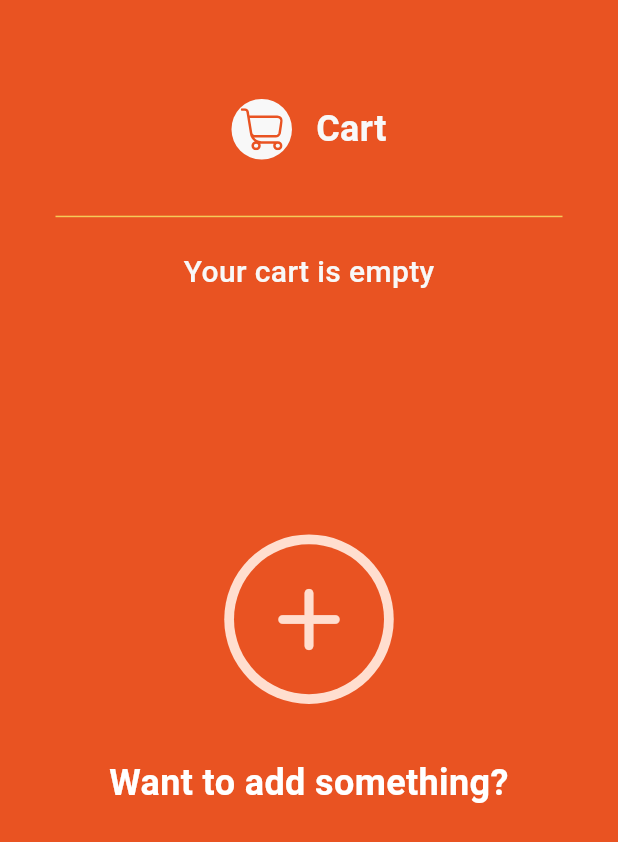
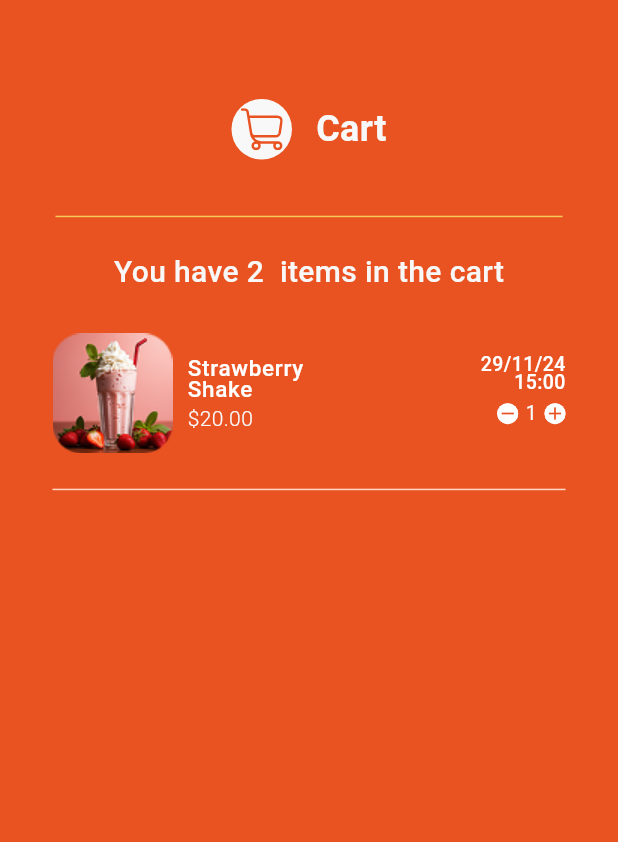
Before and after one commit to Ziad-Tamer11/yum_quick, a Flutter app: the CartView screen opened directly, on a phone screen of 412 x 824 dp. Shown: the top 842 px of the screen. Run offline on Flutter 3.47's test engine with Material 3 defaults, Android fonts, the phone set to English and light mode, and no system bars; our stand-ins replace cloud_firestore, dartz, dots_indicator, equatable, firebase_auth, firebase_core and 7 more; accounts and stored records are empty.

Commit message:
Add Item Cart

```diff
--- a/lib/core/utils/app_images.dart
+++ b/lib/core/utils/app_images.dart
@@ -81,6 +81,10 @@ class Assets {
   /// Assets for imagesIcon3
   /// assets/images/icon_3.svg
   static const String imagesIcon3 = "assets/images/icon_3.svg";
+
+  /// Assets for imagesItemCart
+  /// assets/images/item_cart.png
+  static const String imagesItemCart = "assets/images/item_cart.png";
 
   /// Assets for imagesItemDetails
   /// assets/images/item_details.png
--- a/lib/core/utils/app_text_styles.dart
+++ b/lib/core/utils/app_text_styles.dart
@@ -125,6 +125,14 @@ class TextStyles {
     color: AppColors.primaryFont,
   );
 
+  static TextStyle medium15 = GoogleFonts.leagueSpartan(
+    fontWeight: FontWeight.w500,
+    fontSize: 15,
+    color: AppColors.white,
+    height: 0.93,
+    letterSpacing: 0.45,
+  );
+
   static TextStyle regular20 = GoogleFonts.leagueSpartan(
     fontWeight: FontWeight.w400,
     fontSize: 20,
@@ -135,6 +143,12 @@ class TextStyles {
     fontWeight: FontWeight.w400,
     fontSize: 12,
     color: AppColors.primaryFont,
+  );
+
+  static TextStyle regular13 = GoogleFonts.leagueSpartan(
+    fontWeight: FontWeight.w400,
+    fontSize: 13,
+    color: AppColors.secondaryFont,
   );
 
   static TextStyle bold30 = GoogleFonts.leagueSpartan(
--- a/lib/core/widgets/item_action_button.dart
+++ b/lib/core/widgets/item_action_button.dart
@@ -10,12 +10,14 @@ class ItemActionButton extends StatelessWidget {
     required this.width,
     required this.height,
     this.iconSize,
+    this.iconColor,
   });
   final IconData icon;
   final Color color;
   final VoidCallback onTap;
   final double width, height;
   final double? iconSize;
+  final Color? iconColor;
 
   @override
   Widget build(BuildContext context) {
@@ -34,7 +36,11 @@ class ItemActionButton extends StatelessWidget {
               borderRadius: BorderRadius.circular(12),
             ),
           ),
-          child: Icon((icon), size: iconSize, color: AppColors.secondaryFont),
+          child: Icon(
+            icon,
+            size: iconSize,
+            color: iconColor ?? AppColors.secondaryFont,
+          ),
         ),
       ),
     );
--- a/lib/core/widgets/item_action_buttons.dart
+++ b/lib/core/widgets/item_action_buttons.dart
@@ -10,11 +10,17 @@ class ItemActionButtons extends StatefulWidget {
     required this.height,
     this.iconSize,
     required this.spacing,
+    this.activeColor,
+    this.inactiveColor,
+    this.iconColor,
   });
   final TextStyle textStyle;
   final double width, height;
   final double? iconSize;
   final double spacing;
+  final Color? activeColor;
+  final Color? inactiveColor;
+  final Color? iconColor;
   @override
   State<ItemActionButtons> createState() => _ItemActionButtonsState();
 }
@@ -26,13 +32,16 @@ class _ItemActionButtonsState extends State<ItemActionButtons> {
 
   @override
   Widget build(BuildContext context) {
+    final activeColor = widget.activeColor ?? AppColors.orangeBase;
+    final inactiveColor = widget.inactiveColor ?? AppColors.orangeLight;
     return Row(
       spacing: widget.spacing,
       children: [
         ItemActionButton(
           iconSize: widget.iconSize,
+          iconColor: widget.iconColor,
           icon: Icons.remove,
-          color: quantity > 1 ? AppColors.orangeBase : AppColors.orangeLight,
+          color: quantity > 1 ? activeColor : inactiveColor,
           onTap: () {
             if (quantity > 1) setState(() => quantity--);
           },
@@ -42,10 +51,9 @@ class _ItemActionButtonsState extends State<ItemActionButtons> {
         Text('$quantity', textAlign: TextAlign.center, style: widget.textStyle),
         ItemActionButton(
           iconSize: widget.iconSize,
+          iconColor: widget.iconColor,
           icon: Icons.add,
-          color: quantity < _maxQuantity
-              ? AppColors.orangeBase
-              : AppColors.orangeLight,
+          color: quantity < _maxQuantity ? activeColor : inactiveColor,
           onTap: () {
             if (quantity < _maxQuantity) setState(() => quantity++);
           },
--- a/lib/features/home/presentation/views/widgets/cart_view_body.dart
+++ b/lib/features/home/presentation/views/widgets/cart_view_body.dart
@@ -1,12 +1,12 @@
 import 'package:flutter/material.dart';
 import 'package:yum_quick/features/home/presentation/views/widgets/custom_side_sheet_app_bar.dart';
-import 'package:yum_quick/features/home/presentation/views/widgets/empty_cart_view_body.dart';
+import 'package:yum_quick/features/home/presentation/views/widgets/filled_cart_view_body.dart';
 
 class CartViewBody extends StatelessWidget {
   const CartViewBody({super.key});
 
   @override
   Widget build(BuildContext context) {
-    return Column(children: [CustomSideSheetAppBar(), EmptyCartViewBody()]);
+    return Column(children: [CustomSideSheetAppBar(), FilledCartViewBody()]);
   }
 }
--- /dev/null
+++ b/lib/features/home/presentation/views/widgets/filled_cart_view_body.dart
@@ -0,0 +1,14 @@
+import 'package:flutter/material.dart';
+import 'package:yum_quick/features/home/presentation/views/widgets/item_cart.dart';
+
+class FilledCartViewBody extends StatelessWidget {
+  const FilledCartViewBody({super.key});
+
+  @override
+  Widget build(BuildContext context) {
+    return Padding(
+      padding: const EdgeInsets.symmetric(horizontal: 35),
+      child: Column(children: [ItemCart(), const SizedBox(height: 60)]),
+    );
+  }
+}
--- /dev/null
+++ b/lib/features/home/presentation/views/widgets/item_cart.dart
@@ -0,0 +1,71 @@
+import 'package:flutter/material.dart';
+import 'package:yum_quick/core/utils/app_colors.dart';
+import 'package:yum_quick/core/utils/app_images.dart';
+import 'package:yum_quick/core/utils/app_text_styles.dart';
+import 'package:yum_quick/core/widgets/custom_divider.dart';
+import 'package:yum_quick/core/widgets/item_action_buttons.dart';
+
+class ItemCart extends StatelessWidget {
+  const ItemCart({super.key});
+
+  @override
+  Widget build(BuildContext context) {
+    return Column(
+      children: [
+        Text(
+          'You have 2  items in the cart',
+          style: TextStyles.medium20.copyWith(color: AppColors.secondaryFont),
+        ),
+        const SizedBox(height: 26),
+        Row(
+          children: [
+            Image.asset(Assets.imagesItemCart),
+            const SizedBox(width: 10),
+            Column(
+              spacing: 5,
+              crossAxisAlignment: CrossAxisAlignment.start,
+              children: [
+                Text('Strawberry \nShake', style: TextStyles.medium15),
+                Text(
+                  '\$20.00',
+                  style: TextStyles.light14.copyWith(
+                    color: AppColors.secondaryFont,
+                  ),
+                ),
+              ],
+            ),
+            Spacer(),
+            Column(
+              crossAxisAlignment: CrossAxisAlignment.end,
+              children: [
+                Text(
+                  '29/11/24',
+                  style: TextStyles.medium13.copyWith(color: AppColors.white),
+                ),
+                const SizedBox(height: 5),
+                Text(
+                  '15:00',
+                  style: TextStyles.medium13.copyWith(color: AppColors.white),
+                ),
+                const SizedBox(height: 8),
+                ItemActionButtons(
+                  textStyle: TextStyles.regular13,
+                  width: 14,
+                  height: 14,
+                  spacing: 5,
+                  iconSize: 14,
+                  activeColor: Colors.white,
+                  inactiveColor: Colors.white,
+                  iconColor: AppColors.orangeBase,
+                ),
+              ],
+            ),
+          ],
+        ),
+        const SizedBox(height: 16),
+        CustomDivider(),
+        const SizedBox(height: 16),
+      ],
+    );
+  }
+}
```
Also changed, not shown: assets/images/item_cart.png (added).
